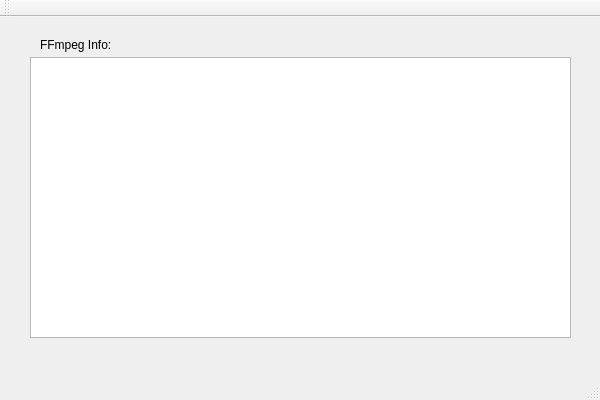
First picture: the form in src/JaysMPlayer.ui, repository JayHeng/pzh-vs-mplayer, before the edit.
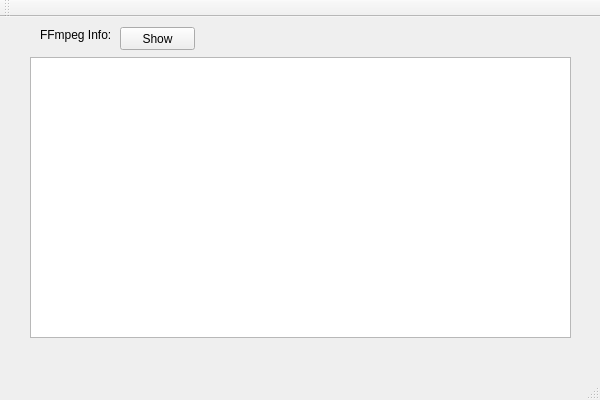
Second picture: the form after the edit.

Commit message: [UI] Add button and basic event

Patch:
```diff
--- a/src/JaysMPlayer.ui
+++ b/src/JaysMPlayer.ui
@@ -18,7 +18,7 @@
     <property name="geometry">
      <rect>
       <x>40</x>
-      <y>20</y>
+      <y>10</y>
       <width>71</width>
       <height>16</height>
      </rect>
@@ -37,6 +37,19 @@
      </rect>
     </property>
    </widget>
+   <widget class="QPushButton" name="pushButton_ffmpegInfo">
+    <property name="geometry">
+     <rect>
+      <x>120</x>
+      <y>10</y>
+      <width>75</width>
+      <height>23</height>
+     </rect>
+    </property>
+    <property name="text">
+     <string>Show</string>
+    </property>
+   </widget>
   </widget>
   <widget class="QMenuBar" name="menuBar">
    <property name="geometry">
```
The commit also changes 3 other files.
